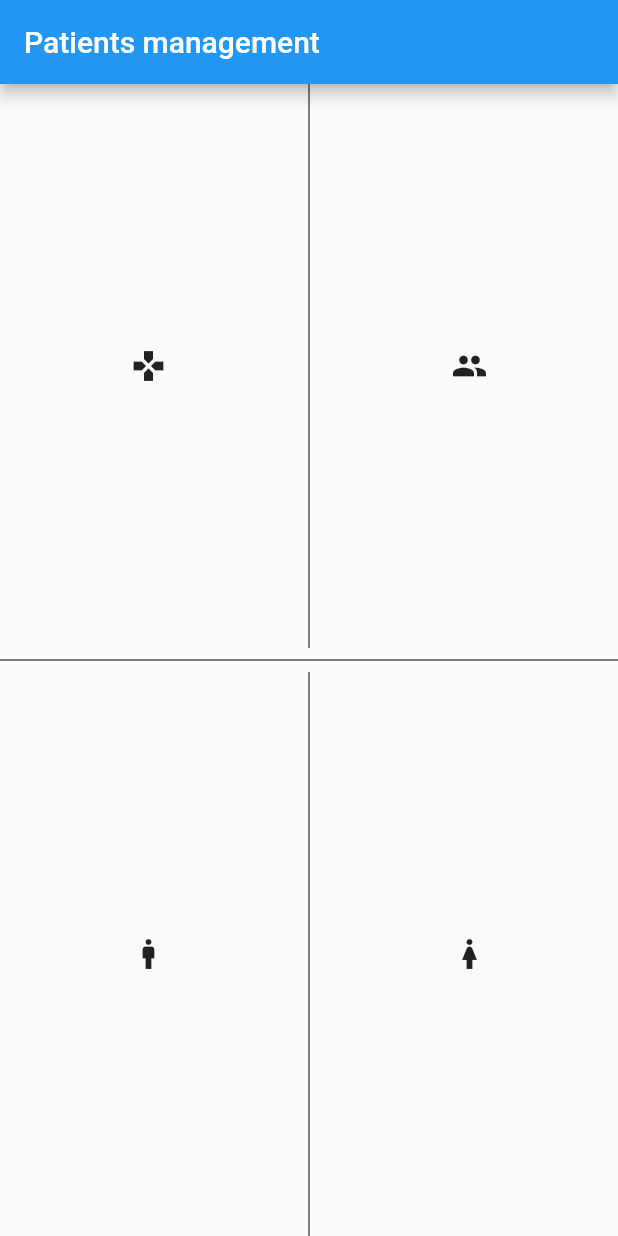
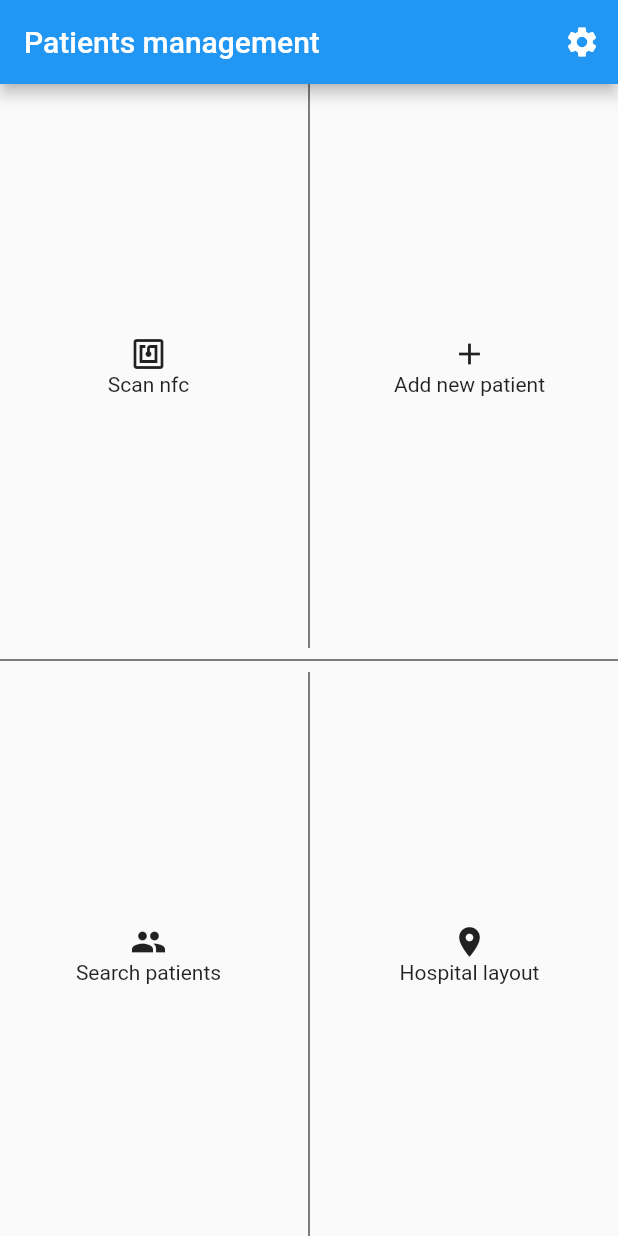
Before and after one commit to fforjan7/care_mate, a Flutter app: the HomeView screen opened by its route, on a phone screen of 412 x 824 dp. Run offline on Flutter 3.47's test engine with Material 2 defaults, Android fonts, the phone set to English and light mode, and no system bars; our stand-ins replace firebase_auth, firebase_core, flutter_riverpod, freezed_annotation, go_router, loading_indicator and 1 more; accounts and stored records are empty.

Commit message:
Homescreen routes added

```diff
--- a/lib/common/enums/constants/routes.dart
+++ b/lib/common/enums/constants/routes.dart
@@ -2,5 +2,9 @@ abstract class AppRoutes {
   static const String login = '/';
   static const String splash = '/splash';
   static const String home = '/home';
-  static const String discovery = '/discovery';
+  static const String settings = '/settings';
+  static const String nfc = '/nfc';
+  static const String patientAdd = '/patientAdd';
+  static const String patientSearch = '/patientsList';
+  static const String hospitalFLoors = '/hospitalFLoors';
 }
--- a/lib/main.dart
+++ b/lib/main.dart
@@ -1,6 +1,10 @@
-import 'package:care_mate/ui/views/discovery/discovery_view.dart';
+import 'package:care_mate/ui/settings/settings_view.dart';
+import 'package:care_mate/ui/views/hospital_layout/hospital_floors_view.dart';
+import 'package:care_mate/ui/views/nfc/nfc_view.dart';
 import 'package:care_mate/ui/views/home/home_view.dart';
 import 'package:care_mate/ui/views/login/login_view.dart';
+import 'package:care_mate/ui/views/patient_add/patient_add_view.dart';
+import 'package:care_mate/ui/views/patient_search/patient_search_view.dart';
 import 'package:firebase_core/firebase_core.dart';
 
 import 'package:flutter/material.dart';
@@ -47,9 +51,33 @@ class MyApp extends StatelessWidget {
         },
       ),
       GoRoute(
-        path: AppRoutes.discovery,
+        path: AppRoutes.settings,
         builder: (BuildContext context, GoRouterState state) {
-          return const DiscoveryView();
+          return const SettingsView();
+        },
+      ),
+      GoRoute(
+        path: AppRoutes.nfc,
+        builder: (BuildContext context, GoRouterState state) {
+          return const NfcView();
+        },
+      ),
+      GoRoute(
+        path: AppRoutes.patientAdd,
+        builder: (BuildContext context, GoRouterState state) {
+          return const PatientAddView();
+        },
+      ),
+      GoRoute(
+        path: AppRoutes.patientSearch,
+        builder: (BuildContext context, GoRouterState state) {
+          return const PatientSearchView();
+        },
+      ),
+      GoRoute(
+        path: AppRoutes.hospitalFLoors,
+        builder: (BuildContext context, GoRouterState state) {
+          return const HospitalFloorsView();
         },
       ),
     ],
--- a/lib/ui/views/home/home_view.dart
+++ b/lib/ui/views/home/home_view.dart
@@ -1,6 +1,7 @@
-import 'package:care_mate/ui/views/discovery/discovery_view.dart';
+import 'package:care_mate/common/enums/constants/routes.dart';
 import 'package:care_mate/ui/views/home/widgets/custom_grid_element.dart';
 import 'package:flutter/material.dart';
+import 'package:go_router/go_router.dart';
 
 class HomeView extends StatelessWidget {
   const HomeView({super.key});
@@ -10,6 +11,13 @@ class HomeView extends StatelessWidget {
     return Scaffold(
       appBar: AppBar(
         title: const Text("Patients management"),
+        actions: [
+          IconButton(
+              onPressed: () {
+                GoRouter.of(context).push(AppRoutes.settings);
+              },
+              icon: const Icon(Icons.settings))
+        ],
       ),
       body: Column(
         crossAxisAlignment: CrossAxisAlignment.stretch,
@@ -19,18 +27,21 @@ class HomeView extends StatelessWidget {
               crossAxisAlignment: CrossAxisAlignment.stretch,
               children: <Widget>[
                 CustomGridElement(
+                  icon: Icons.nfc,
+                  title: "Scan nfc",
                   onTap: () {
-                    Navigator.of(context).push(MaterialPageRoute(
-                        builder: (context) => const DiscoveryView()));
+                    GoRouter.of(context).push(AppRoutes.nfc);
                   },
-                  icon: const Icon(Icons.gamepad),
                 ),
                 const VerticalDivider(
                   color: Colors.black,
                 ),
                 CustomGridElement(
-                  onTap: () {},
-                  icon: const Icon(Icons.people),
+                  icon: Icons.add,
+                  title: "Add new patient",
+                  onTap: () {
+                    GoRouter.of(context).push(AppRoutes.patientAdd);
+                  },
                 ),
               ],
             ),
@@ -43,15 +54,21 @@ class HomeView extends StatelessWidget {
               crossAxisAlignment: CrossAxisAlignment.stretch,
               children: <Widget>[
                 CustomGridElement(
-                  onTap: () {},
-                  icon: const Icon(Icons.man),
+                  icon: Icons.people,
+                  title: "Search patients",
+                  onTap: () {
+                    GoRouter.of(context).push(AppRoutes.patientSearch);
+                  },
                 ),
                 const VerticalDivider(
                   color: Colors.black,
                 ),
                 CustomGridElement(
-                  onTap: () {},
-                  icon: const Icon(Icons.woman),
+                  icon: Icons.room,
+                  title: "Hospital layout",
+                  onTap: () {
+                    GoRouter.of(context).push(AppRoutes.hospitalFLoors);
+                  },
                 ),
               ],
             ),
--- a/lib/ui/views/home/widgets/custom_grid_element.dart
+++ b/lib/ui/views/home/widgets/custom_grid_element.dart
@@ -2,12 +2,14 @@ import 'package:flutter/material.dart';
 
 class CustomGridElement extends StatelessWidget {
   Function() onTap;
-  Icon icon;
+  IconData icon;
+  String title;
 
   CustomGridElement({
     super.key,
     required this.onTap,
     required this.icon,
+    required this.title,
   });
 
   @override
@@ -19,7 +21,13 @@ class CustomGridElement extends StatelessWidget {
         },
         child: Container(
           color: Colors.transparent,
-          child: icon,
+          child: Column(
+            mainAxisAlignment: MainAxisAlignment.center,
+            children: [
+              Icon(icon),
+              Text(title),
+            ],
+          ),
         ),
       ),
     );
```
Also changed, not shown: lib/ui/settings/settings_view.dart (renamed from lib/ui/views/discovery/discovery_view.dart, +6 -11 lines), lib/ui/views/hospital_layout/hospital_floors_view.dart (added, +13 -0 lines), lib/ui/views/nfc/nfc_view.dart (added, +19 -0 lines), lib/ui/views/patient_add/patient_add_view.dart (added, +13 -0 lines), lib/ui/views/patient_search/patient_search_view.dart (added, +13 -0 lines).
